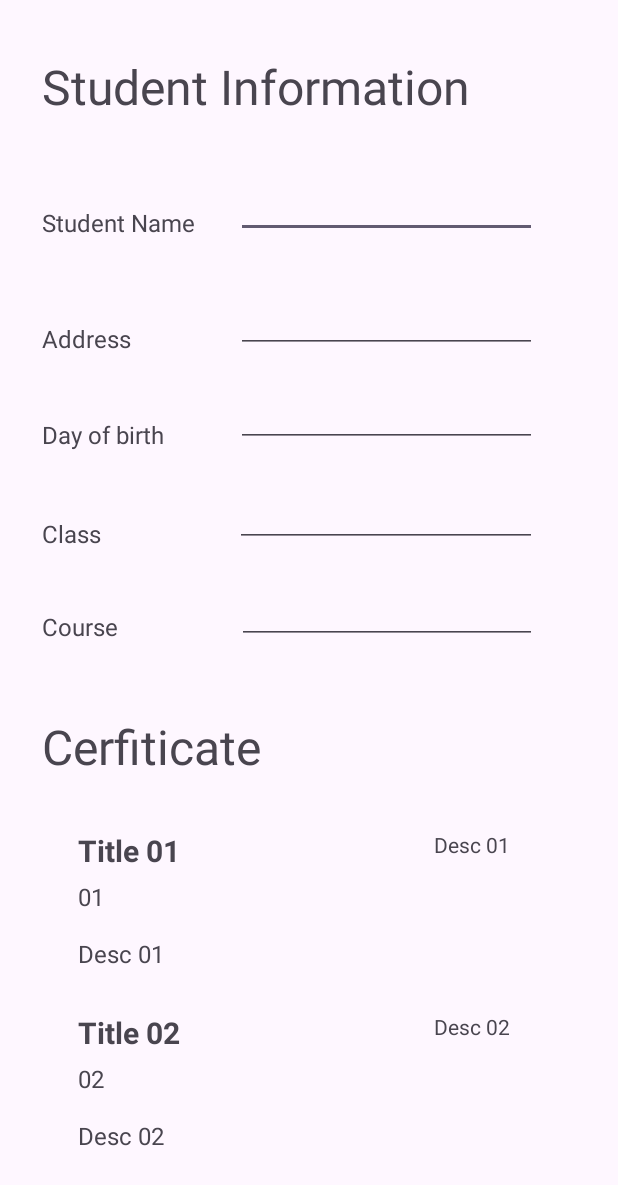
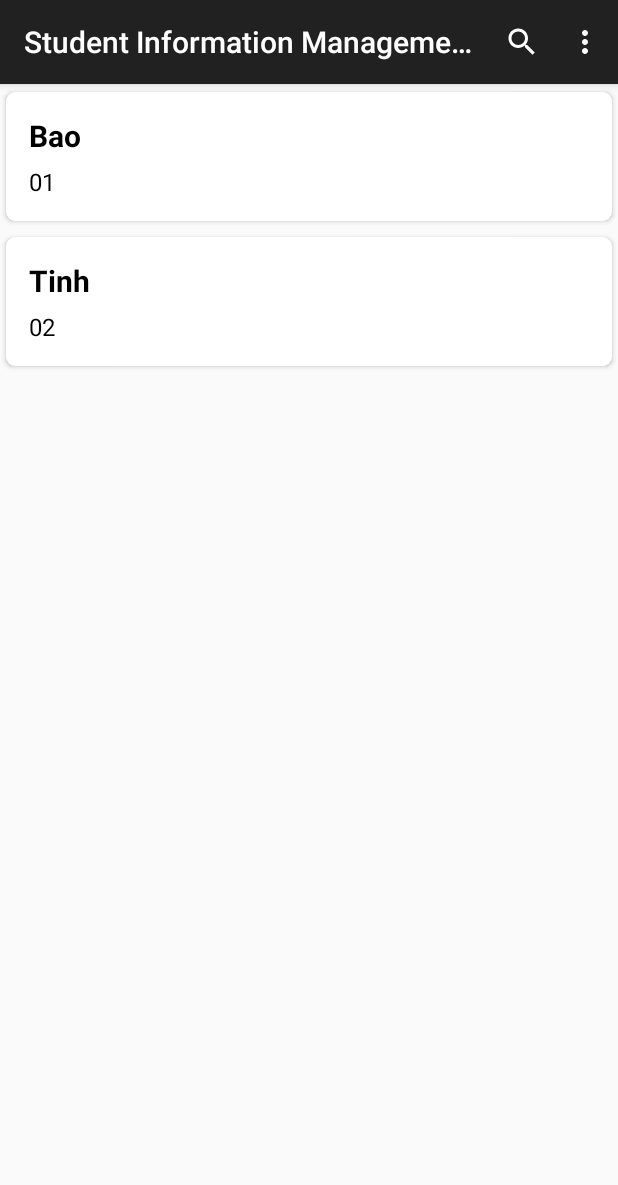
Before and after one commit to nqhop/student-info-management-firebase-firestore-android, an Android app: the screen it shows after launch (FormActivity before the commit, StudentManagementActivity after it), on a phone screen of 412 x 824 dp. Shown: the top 1185 px of the screen. Run offline under Robolectric (Android 15) with nearby library versions, the phone set to English and light mode, and no system bars; our stand-ins replace Firebase (no records; nobody signed in at launch, a user with empty details on screens opened directly), data binding.

Commit message:
student list

```diff
--- a/app/src/main/AndroidManifest.xml
+++ b/app/src/main/AndroidManifest.xml
@@ -13,6 +13,10 @@
         android:theme="@style/Theme.StudentInformationManagement"
         tools:targetApi="31">
         <activity
+            android:name=".activity.StudentManagementActivity"
+            android:theme="@style/Theme.AppCompat.Light.DarkActionBar"
+            android:exported="false" />
+        <activity
             android:name=".activity.FormActivity"
             android:exported="false" />
         <activity
--- a/app/src/main/java/com/example/studentinformationmanagement/MainActivity.java
+++ b/app/src/main/java/com/example/studentinformationmanagement/MainActivity.java
@@ -6,6 +6,7 @@ import android.content.Intent;
 import android.os.Bundle;
 
 import com.example.studentinformationmanagement.activity.FormActivity;
+import com.example.studentinformationmanagement.activity.StudentManagementActivity;
 
 public class MainActivity extends AppCompatActivity {
 
@@ -15,6 +16,9 @@ public class MainActivity extends AppCompatActivity {
         setContentView(R.layout.activity_main);
         Intent i = new Intent(this, FormActivity.class);
         i.putExtra("id", "");
-        startActivity(i);
+//        startActivity(i);
+
+        Intent studentManagement = new Intent(this, StudentManagementActivity.class);
+        startActivity(studentManagement);
     }
 }
--- /dev/null
+++ b/app/src/main/java/com/example/studentinformationmanagement/activity/StudentManagementActivity.java
@@ -0,0 +1,75 @@
+package com.example.studentinformationmanagement.activity;
+
+import androidx.annotation.NonNull;
+import androidx.appcompat.app.AppCompatActivity;
+import androidx.databinding.DataBindingUtil;
+import androidx.recyclerview.widget.LinearLayoutManager;
+
+import android.content.Intent;
+import android.os.Bundle;
+import android.view.Menu;
+import android.view.MenuItem;
+import android.widget.SearchView;
+import android.widget.Toast;
+
+import com.example.studentinformationmanagement.R;
+import com.example.studentinformationmanagement.adapter.StudentAdapter;
+import com.example.studentinformationmanagement.databinding.ActivityStudentManagementBinding;
+import com.example.studentinformationmanagement.model.Student;
+import com.google.firebase.firestore.CollectionReference;
+import com.google.firebase.firestore.FirebaseFirestore;
+
+import java.util.ArrayList;
+import java.util.Arrays;
+
+public class StudentManagementActivity extends AppCompatActivity {
+
+    private ActivityStudentManagementBinding activityStudentManagementBinding;
+    private StudentAdapter studentAdapter;
+
+    public StudentManagementActivity() {
+    }
+//    private FirebaseFirestore db = FirebaseFirestore.getInstance();
+//    private CollectionReference collectionReference = db.collection("Students");
+
+    @Override
+    protected void onCreate(Bundle savedInstanceState) {
+        super.onCreate(savedInstanceState);
+        setContentView(R.layout.activity_student_management);
+//        getSupportActionBar().show();
+
+        activityStudentManagementBinding = DataBindingUtil.setContentView(this, R.layout.activity_student_management);
+        ArrayList<Student> itemList = new ArrayList<>(
+                Arrays.asList(new Student("Bao", "7 District", "01/01/2001", "192.168.1.11", "Java", "01", "01@gmail.com"),
+                        new Student("Tinh", "4 District", "01/01/2001", "192.168.1.12", "Java", "02", "02@gmail.com")
+                )
+        );
+        LinearLayoutManager layoutManager = new LinearLayoutManager(this);
+        activityStudentManagementBinding.studentRecyclerView.setLayoutManager(layoutManager);
+        studentAdapter = new StudentAdapter(itemList);
+        activityStudentManagementBinding.studentRecyclerView.setAdapter(studentAdapter);
+    }
+
+    @Override
+    public boolean onCreateOptionsMenu(Menu menu) {
+        getMenuInflater().inflate(R.menu.main_menu, menu);
+        MenuItem item = menu.findItem(R.id.search);
+        SearchView searchView = (SearchView) item.getActionView();
+        return super.onCreateOptionsMenu(menu);
+    }
+
+    @Override
+    public boolean onOptionsItemSelected(@NonNull MenuItem item) {
+        if (item.getItemId() == R.id.addStudent){
+            Intent addStudent = new Intent(this, FormActivity.class);
+//            addStudent.putExtra("id", "/BgtsaIFxMyJkcKLjM8LP");
+            addStudent.putExtra("id", "");
+            startActivity(addStudent);
+        } else if (item.getItemId() == R.id.myImport) {
+            Toast.makeText(this, "Import", Toast.LENGTH_SHORT).show();
+        } else if (item.getItemId() == R.id.myExport) {
+            Toast.makeText(this, "Export", Toast.LENGTH_SHORT).show();
+        }
+        return super.onOptionsItemSelected(item);
+    }
+}
--- /dev/null
+++ b/app/src/main/java/com/example/studentinformationmanagement/adapter/StudentAdapter.java
@@ -0,0 +1,52 @@
+package com.example.studentinformationmanagement.adapter;
+
+import android.view.LayoutInflater;
+import android.view.View;
+import android.view.ViewGroup;
+import android.widget.TextView;
+
+import androidx.annotation.NonNull;
+import androidx.recyclerview.widget.RecyclerView;
+
+import com.example.studentinformationmanagement.R;
+import com.example.studentinformationmanagement.model.Student;
+
+import java.util.List;
+
+public class StudentAdapter extends RecyclerView.Adapter<StudentAdapter.StudentHolder> {
+    private List<Student> students;
+
+    public StudentAdapter(List<Student> students) {
+        this.students = students;
+    }
+
+    @NonNull
+    @Override
+    public StudentAdapter.StudentHolder onCreateViewHolder(@NonNull ViewGroup parent, int viewType) {
+        View itemView = LayoutInflater.from(parent.getContext())
+                .inflate(R.layout.student_item, parent, false);
+        return new StudentHolder(itemView);
+    }
+
+    @Override
+    public void onBindViewHolder(@NonNull StudentAdapter.StudentHolder holder, int position) {
+        Student student = students.get(position);
+        holder.studentNameText.setText(student.getName());
+        holder.studentIdText.setText(student.getId());
+    }
+
+    @Override
+    public int getItemCount() {
+        return students.size();
+    }
+
+    public class StudentHolder extends RecyclerView.ViewHolder{
+        TextView studentNameText, studentIdText;
+
+        public StudentHolder(@NonNull View itemView) {
+            super(itemView);
+            studentNameText = itemView.findViewById(R.id.studentNameText);
+            studentIdText = itemView.findViewById(R.id.studentIdText);
+        }
+    }
+}
--- a/app/src/main/java/com/example/studentinformationmanagement/model/Student.java
+++ b/app/src/main/java/com/example/studentinformationmanagement/model/Student.java
@@ -11,60 +11,74 @@ public class Student extends BaseObservable {
     String dayOfBirth;
     String classroom;
     String course;
+    String id;
+    String mail;
     public Student (){
     }
 
-    public Student(String name, String address, String dayOfBirth, String classroom, String course) {
+    public Student(String name, String address, String dayOfBirth, String classroom, String course, String id, String mail) {
         this.name = name;
         this.address = address;
         this.dayOfBirth = dayOfBirth;
         this.classroom = classroom;
         this.course = course;
+        this.id = id;
+        this.mail = mail;
     }
 
-    @Bindable
     public String getName() {
         return name;
     }
 
     public void setName(String name) {
         this.name = name;
-        notifyPropertyChanged(BR.name);
     }
-    @Bindable
+
     public String getAddress() {
         return address;
     }
 
     public void setAddress(String address) {
         this.address = address;
-        notifyPropertyChanged(BR.address);
     }
-    @Bindable
+
     public String getDayOfBirth() {
         return dayOfBirth;
     }
 
     public void setDayOfBirth(String dayOfBirth) {
         this.dayOfBirth = dayOfBirth;
-        notifyPropertyChanged(BR.dayOfBirth);
     }
-    @Bindable
+
     public String getClassroom() {
         return classroom;
     }
 
     public void setClassroom(String classroom) {
         this.classroom = classroom;
-        notifyPropertyChanged(BR.classroom);
     }
-    @Bindable
+
     public String getCourse() {
         return course;
     }
 
     public void setCourse(String course) {
         this.course = course;
-        notifyPropertyChanged(BR.course);
+    }
+
+    public String getId() {
+        return id;
+    }
+
+    public void setId(String id) {
+        this.id = id;
+    }
+
+    public String getMail() {
+        return mail;
+    }
+
+    public void setMail(String mail) {
+        this.mail = mail;
     }
 }
--- /dev/null
+++ b/app/src/main/res/drawable/baseline_search_24.xml
@@ -0,0 +1,5 @@
+<vector android:height="24dp" android:tint="#000000"
+    android:viewportHeight="24" android:viewportWidth="24"
+    android:width="24dp" xmlns:android="http://schemas.android.com/apk/res/android">
+    <path android:fillColor="@android:color/white" android:pathData="M15.5,14h-0.79l-0.28,-0.27C15.41,12.59 16,11.11 16,9.5 16,5.91 13.09,3 9.5,3S3,5.91 3,9.5 5.91,16 9.5,16c1.61,0 3.09,-0.59 4.23,-1.57l0.27,0.28v0.79l5,4.99L20.49,19l-4.99,-5zM9.5,14C7.01,14 5,11.99 5,9.5S7.01,5 9.5,5 14,7.01 14,9.5 11.99,14 9.5,14z"/>
+</vector>
--- /dev/null
+++ b/app/src/main/res/layout/activity_student_management.xml
@@ -0,0 +1,29 @@
+<?xml version="1.0" encoding="utf-8"?>
+
+<layout xmlns:android="http://schemas.android.com/apk/res/android"
+    xmlns:app="http://schemas.android.com/apk/res-auto"
+    xmlns:tools="http://schemas.android.com/tools">
+
+    <data>
+        <variable
+            name="student"
+            type="com.example.studentinformationmanagement.model.Student" />
+    </data>
+
+
+    <androidx.constraintlayout.widget.ConstraintLayout
+        android:layout_width="match_parent"
+        android:layout_height="match_parent"
+        tools:context=".activity.StudentManagementActivity">
+
+        <androidx.recyclerview.widget.RecyclerView
+            android:id="@+id/studentRecyclerView"
+            android:layout_width="match_parent"
+            android:layout_height="match_parent"
+            app:layout_constraintBottom_toBottomOf="parent"
+            app:layout_constraintEnd_toEndOf="parent"
+            app:layout_constraintStart_toStartOf="parent"
+            app:layout_constraintTop_toTopOf="parent" />
+
+    </androidx.constraintlayout.widget.ConstraintLayout>
+</layout>
--- /dev/null
+++ b/app/src/main/res/layout/student_item.xml
@@ -0,0 +1,40 @@
+<?xml version="1.0" encoding="utf-8"?>
+<androidx.cardview.widget.CardView xmlns:android="http://schemas.android.com/apk/res/android"
+    android:layout_width="match_parent"
+    android:layout_height="wrap_content"
+    xmlns:app="http://schemas.android.com/apk/res-auto"
+    app:cardCornerRadius="6dp"
+    android:elevation="6dp"
+    app:cardUseCompatPadding="true">
+
+    <RelativeLayout
+        android:layout_width="match_parent"
+        android:layout_height="wrap_content"
+        android:padding="15dp">
+
+        <TextView
+            android:id="@+id/studentNameText"
+            android:layout_width="wrap_content"
+            android:layout_height="wrap_content"
+            android:text="Student name"
+            android:textSize="20sp"
+            android:textStyle="bold"
+            android:textColor="#000"
+            />
+
+
+        <TextView
+            android:id="@+id/studentIdText"
+            android:layout_width="wrap_content"
+            android:layout_height="wrap_content"
+            android:text="519000000"
+            android:layout_marginTop="6dp"
+            android:textSize="16sp"
+            android:textColor="#000"
+            android:layout_below="@+id/studentNameText"
+            />
+
+
+    </RelativeLayout>
+
+</androidx.cardview.widget.CardView>
--- /dev/null
+++ b/app/src/main/res/menu/main_menu.xml
@@ -0,0 +1,18 @@
+<?xml version="1.0" encoding="utf-8"?>
+<menu xmlns:android="http://schemas.android.com/apk/res/android"
+    xmlns:app="http://schemas.android.com/apk/res-auto">
+    <item android:id="@+id/search"
+        android:icon="@drawable/baseline_search_24"
+        android:title="Search"
+        app:showAsAction="always"
+        app:actionViewClass="android.widget.SearchView"/>
+    <item
+        android:id="@+id/addStudent"
+        android:title="Add Student"/>
+    <item
+        android:id="@+id/myExport"
+        android:title="Export"/>
+    <item android:id="@+id/myImport"
+        android:title="Import"/>
+
+</menu>
```
